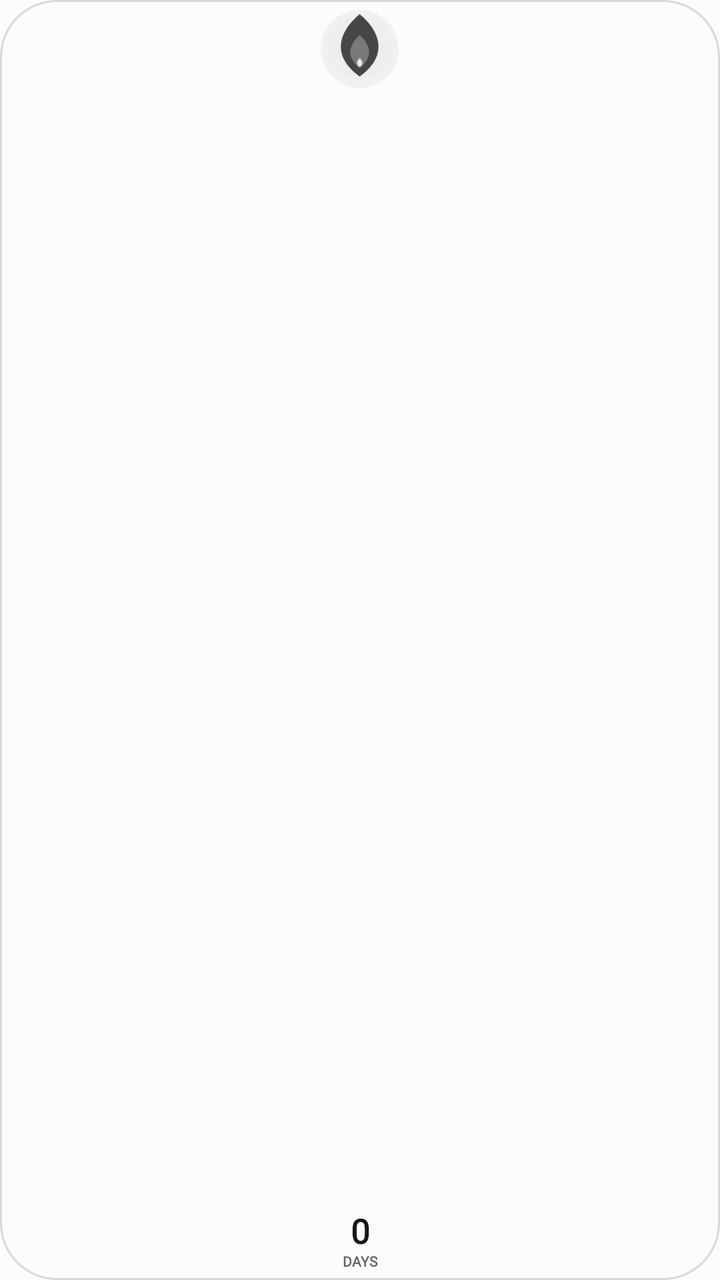
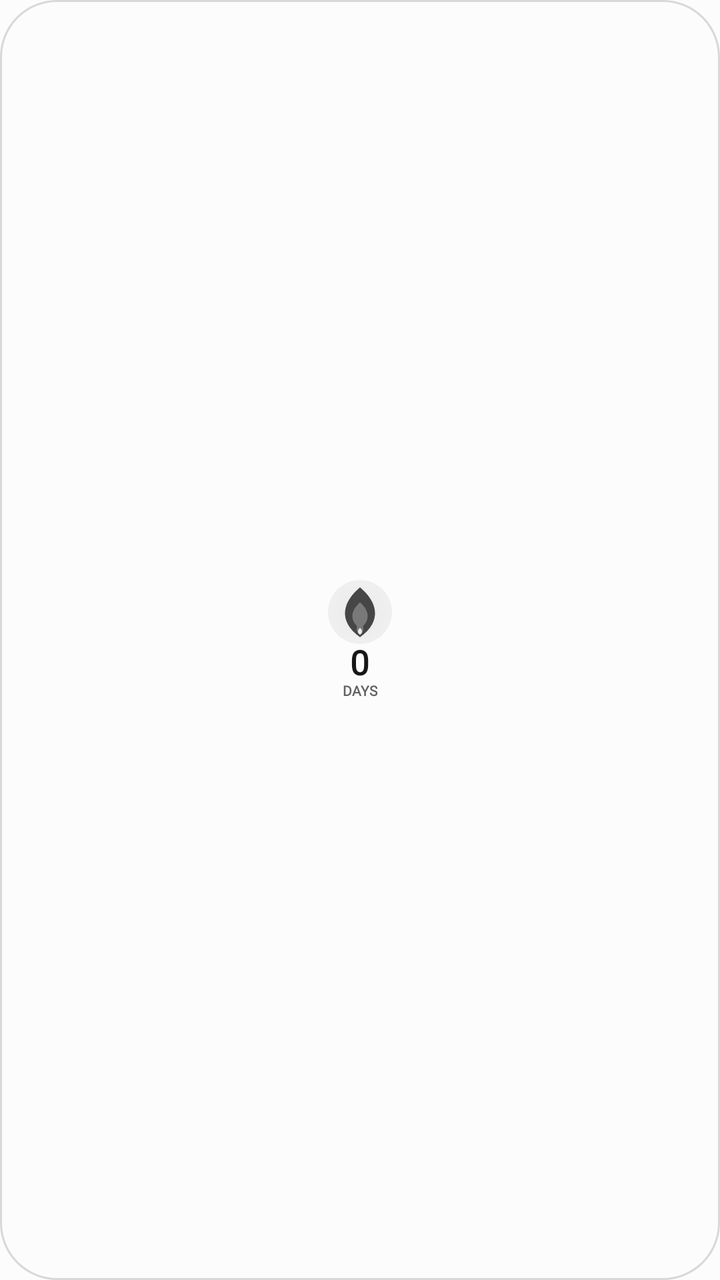

Before-and-after screenshots of an Android layout around one commit, followed by the original layout XML and the change that was made.
<!-- AndroidManifest.xml: application theme Theme.StreakWidget -->
<!-- res/layout/widget_layout_tile.xml -->
<?xml version="1.0" encoding="utf-8"?>
<FrameLayout xmlns:android="http://schemas.android.com/apk/res/android"
    android:id="@+id/widget_background"
    android:layout_width="match_parent"
    android:layout_height="match_parent"
    android:background="@drawable/widget_bg_shape"
    android:padding="5dp">

    <FrameLayout
        android:layout_width="match_parent"
        android:layout_height="match_parent">

        <ImageView
            android:id="@+id/widget_flame_glow"
            android:layout_width="39dp"
            android:layout_height="39dp"
            android:layout_gravity="center_horizontal|top"
            android:contentDescription="@null"
            android:src="@drawable/widget_flame_glow" />

        <ImageView
            android:id="@+id/widget_flame_outer"
            android:layout_width="35dp"
            android:layout_height="35dp"
            android:layout_gravity="center_horizontal|top"
            android:contentDescription="@null"
            android:src="@drawable/ic_widget_flame_outer" />

        <ImageView
            android:id="@+id/widget_flame_mid"
            android:layout_width="27dp"
            android:layout_height="27dp"
            android:layout_gravity="center_horizontal|top"
            android:layout_marginTop="5dp"
            android:contentDescription="@null"
            android:src="@drawable/ic_widget_flame_mid" />

        <ImageView
            android:id="@+id/widget_flame_inner"
            android:layout_width="21dp"
            android:layout_height="21dp"
            android:layout_gravity="center_horizontal|top"
            android:layout_marginTop="11dp"
            android:contentDescription="@null"
            android:src="@drawable/ic_widget_flame_inner" />

        <LinearLayout
            android:layout_width="wrap_content"
            android:layout_height="wrap_content"
            android:layout_gravity="center_horizontal|bottom"
            android:gravity="center"
            android:orientation="vertical">

            <TextView
                android:id="@+id/widget_streak_count"
                style="@style/WidgetText"
                android:layout_width="44dp"
                android:layout_height="wrap_content"
                android:includeFontPadding="false"
                android:gravity="center"
                android:autoSizeTextType="uniform"
                android:autoSizeMinTextSize="11sp"
                android:autoSizeMaxTextSize="17sp"
                android:autoSizeStepGranularity="1sp"
                android:text="@string/widget_preview_count"
                android:textColor="@color/widget_text_primary"
                android:textSize="17sp"
                android:textStyle="bold" />

            <TextView
                android:id="@+id/widget_streak_label"
                style="@style/WidgetText"
                android:layout_width="wrap_content"
                android:layout_height="wrap_content"
                android:layout_marginTop="1dp"
                android:includeFontPadding="false"
                android:text="@string/widget_preview_days"
                android:textColor="@color/widget_text_muted"
                android:textSize="7sp"
                android:textStyle="bold" />
        </LinearLayout>
    </FrameLayout>

    <TextView android:id="@+id/widget_eyebrow" style="@style/WidgetText" android:layout_width="1dp" android:layout_height="1dp" android:visibility="gone" />
    <TextView android:id="@+id/widget_habit_name" style="@style/WidgetText" android:layout_width="1dp" android:layout_height="1dp" android:visibility="gone" />
    <TextView android:id="@+id/widget_status" style="@style/WidgetText" android:layout_width="1dp" android:layout_height="1dp" android:visibility="gone" />
    <TextView android:id="@+id/widget_task_progress" style="@style/WidgetText" android:layout_width="1dp" android:layout_height="1dp" android:visibility="gone" />
    <TextView android:id="@+id/widget_check_in" style="@style/WidgetText" android:layout_width="1dp" android:layout_height="1dp" android:visibility="gone" />
</FrameLayout>
<!-- resources referenced by this layout -->
<resources>
  <color name="widget_text_muted">#626262</color>
  <color name="widget_text_primary">#171717</color>
  <!-- drawable ic_widget_flame_inner (drawable) -->
  <?xml version="1.0" encoding="utf-8"?>
  <vector xmlns:android="http://schemas.android.com/apk/res/android"
      android:width="100dp"
      android:height="100dp"
      android:viewportWidth="100"
      android:viewportHeight="100">
      
      <path
          android:fillColor="@color/widget_flame_idle_inner"
          android:pathData="M50,44 C62,57 66,72 50,84 C34,72 38,57 50,44 Z" />
      <path
          android:fillColor="#FFFFFF"
          android:pathData="M50,62 C55,67 57,71 56,76 C55,80 53,82 50,83 C47,82 45,80 44,76 C43,71 45,67 50,62 Z"
          android:fillAlpha="0.85" />
  </vector>
  <!-- drawable ic_widget_flame_mid (drawable) -->
  <?xml version="1.0" encoding="utf-8"?>
  <vector xmlns:android="http://schemas.android.com/apk/res/android"
      android:width="100dp"
      android:height="100dp"
      android:viewportWidth="100"
      android:viewportHeight="100">
      
      <path
          android:fillColor="@color/widget_flame_idle_inner"
          android:pathData="M50,28 C68,44 78,66 50,89 C22,66 32,44 50,28 Z" />
  </vector>
  <!-- drawable ic_widget_flame_outer (drawable) -->
  <?xml version="1.0" encoding="utf-8"?>
  <vector xmlns:android="http://schemas.android.com/apk/res/android"
      android:width="100dp"
      android:height="100dp"
      android:viewportWidth="100"
      android:viewportHeight="100">
      
      <path
          android:fillColor="@color/widget_flame_idle_outer"
          android:pathData="M50,6 C79,30 92,65 50,95 C8,65 21,30 50,6 Z" />
  </vector>
  <!-- drawable widget_bg_shape (drawable) -->
  <?xml version="1.0" encoding="utf-8"?>
  <shape xmlns:android="http://schemas.android.com/apk/res/android" android:shape="rectangle">
      <solid android:color="@color/widget_surface" />
      <corners android:radius="28dp" />
      <stroke
          android:width="1dp"
          android:color="@color/widget_outline" />
  </shape>
  <!-- drawable widget_flame_glow (drawable) -->
  <?xml version="1.0" encoding="utf-8"?>
  <shape xmlns:android="http://schemas.android.com/apk/res/android" android:shape="oval">
      <gradient
          android:centerX="0.5"
          android:centerY="0.5"
          android:endColor="@android:color/transparent"
          android:gradientRadius="48dp"
          android:startColor="@color/widget_flame_idle_glow"
          android:type="radial" />
  </shape>
  <string name="widget_preview_count">0</string>
  <string name="widget_preview_days">DAYS</string>
  <style name="WidgetText">
          <item name="android:fontFamily">serif</item>
      </style>
  <style name="Theme.StreakWidget" parent="android:Theme.Material.Light.NoActionBar">
          <item name="android:windowBackground">#FCFCFC</item>
          <item name="android:colorAccent">#151515</item>
          <item name="android:statusBarColor">#FCFCFC</item>
          <item name="android:navigationBarColor">#FCFCFC</item>
          <item name="android:windowLightStatusBar">true</item>
          <item name="android:windowNoTitle">true</item>
      </style>
  <color name="widget_flame_idle_inner">#797979</color>
  <color name="widget_flame_idle_outer">#464646</color>
  <color name="widget_surface">#FCFCFC</color>
  <color name="widget_outline">#D8D8D8</color>
  <color name="widget_flame_idle_glow">#14171717</color>
</resources>

<!-- the commit's change to res/layout/widget_layout_tile.xml (unified diff, before → after) -->
@@ -4,62 +4,67 @@
     android:layout_width="match_parent"
     android:layout_height="match_parent"
     android:background="@drawable/widget_bg_shape"
-    android:padding="5dp">
+    android:padding="4dp">
 
-    <FrameLayout
+    <LinearLayout
         android:layout_width="match_parent"
-        android:layout_height="match_parent">
+        android:layout_height="match_parent"
+        android:gravity="center"
+        android:orientation="vertical">
 
-        <ImageView
-            android:id="@+id/widget_flame_glow"
-            android:layout_width="39dp"
-            android:layout_height="39dp"
-            android:layout_gravity="center_horizontal|top"
-            android:contentDescription="@null"
-            android:src="@drawable/widget_flame_glow" />
+        <FrameLayout
+            android:layout_width="32dp"
+            android:layout_height="32dp">
 
-        <ImageView
-            android:id="@+id/widget_flame_outer"
-            android:layout_width="35dp"
-            android:layout_height="35dp"
-            android:layout_gravity="center_horizontal|top"
-            android:contentDescription="@null"
-            android:src="@drawable/ic_widget_flame_outer" />
+            <ImageView
+                android:id="@+id/widget_flame_glow"
+                android:layout_width="32dp"
+                android:layout_height="32dp"
+                android:layout_gravity="center"
+                android:contentDescription="@null"
+                android:src="@drawable/widget_flame_glow" />
 
-        <ImageView
-            android:id="@+id/widget_flame_mid"
-            android:layout_width="27dp"
-            android:layout_height="27dp"
-            android:layout_gravity="center_horizontal|top"
-            android:layout_marginTop="5dp"
-            android:contentDescription="@null"
-            android:src="@drawable/ic_widget_flame_mid" />
+            <ImageView
+                android:id="@+id/widget_flame_outer"
+                android:layout_width="28dp"
+                android:layout_height="28dp"
+                android:layout_gravity="center"
+                android:contentDescription="@null"
+                android:src="@drawable/ic_widget_flame_outer" />
 
-        <ImageView
-            android:id="@+id/widget_flame_inner"
-            android:layout_width="21dp"
-            android:layout_height="21dp"
-            android:layout_gravity="center_horizontal|top"
-            android:layout_marginTop="11dp"
-            android:contentDescription="@null"
-            android:src="@drawable/ic_widget_flame_inner" />
+            <ImageView
+                android:id="@+id/widget_flame_mid"
+                android:layout_width="22dp"
+                android:layout_height="22dp"
+                android:layout_gravity="center"
+                android:contentDescription="@null"
+                android:src="@drawable/ic_widget_flame_mid" />
+
+            <ImageView
+                android:id="@+id/widget_flame_inner"
+                android:layout_width="16dp"
+                android:layout_height="16dp"
+                android:layout_gravity="center_horizontal|bottom"
+                android:layout_marginBottom="2dp"
+                android:contentDescription="@null"
+                android:src="@drawable/ic_widget_flame_inner" />
+        </FrameLayout>
 
         <LinearLayout
             android:layout_width="wrap_content"
             android:layout_height="wrap_content"
-            android:layout_gravity="center_horizontal|bottom"
             android:gravity="center"
             android:orientation="vertical">
 
             <TextView
                 android:id="@+id/widget_streak_count"
                 style="@style/WidgetText"
-                android:layout_width="44dp"
+                android:layout_width="wrap_content"
                 android:layout_height="wrap_content"
                 android:includeFontPadding="false"
                 android:gravity="center"
                 android:autoSizeTextType="uniform"
-                android:autoSizeMinTextSize="11sp"
+                android:autoSizeMinTextSize="10sp"
                 android:autoSizeMaxTextSize="17sp"
                 android:autoSizeStepGranularity="1sp"
                 android:text="@string/widget_preview_count"
@@ -72,14 +77,13 @@
                 style="@style/WidgetText"
                 android:layout_width="wrap_content"
                 android:layout_height="wrap_content"
-                android:layout_marginTop="1dp"
                 android:includeFontPadding="false"
                 android:text="@string/widget_preview_days"
                 android:textColor="@color/widget_text_muted"
                 android:textSize="7sp"
                 android:textStyle="bold" />
         </LinearLayout>
-    </FrameLayout>
+    </LinearLayout>
 
     <TextView android:id="@+id/widget_eyebrow" style="@style/WidgetText" android:layout_width="1dp" android:layout_height="1dp" android:visibility="gone" />
     <TextView android:id="@+id/widget_habit_name" style="@style/WidgetText" android:layout_width="1dp" android:layout_height="1dp" android:visibility="gone" />
